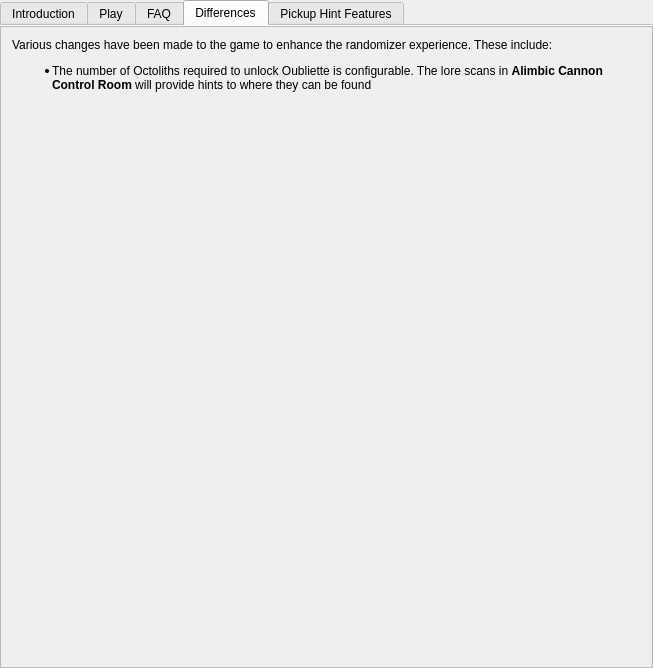
This is randovania/games/prime_hunters/gui/ui_files/games_tab_prime_hunters_widget.ui in randovania/randovania as Qt 5 draws it before an edit. The edited form follows.
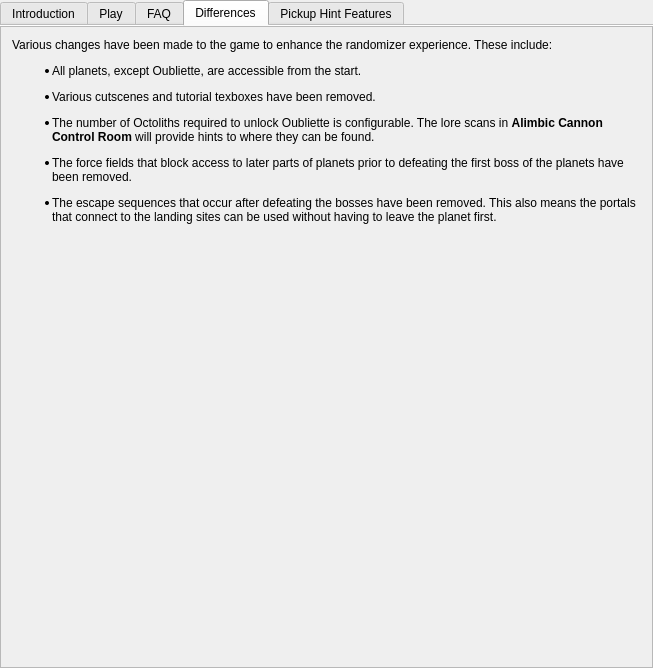
This is the edited form. The open tabs and pages were chosen to show the change. Custom widgets are drawn as their Qt base class.

Commit message: Pickup Hint Features, Differences, Game Page

```diff
--- a/randovania/games/prime_hunters/gui/ui_files/games_tab_prime_hunters_widget.ui
+++ b/randovania/games/prime_hunters/gui/ui_files/games_tab_prime_hunters_widget.ui
@@ -152,7 +152,7 @@
         <item row="0" column="0">
          <widget class="QLabel" name="differences_label">
           <property name="text">
-           <string>&lt;html&gt;&lt;head/&gt;&lt;body&gt;&lt;p&gt;Various changes have been made to the game to enhance the randomizer experience. These include:&lt;/p&gt;&lt;ul style=&quot;margin-top: 0px; margin-bottom: 0px; margin-left: 0px; margin-right: 0px; -qt-list-indent: 1;&quot;&gt;&lt;li style=&quot; margin-top:12px; margin-bottom:12px; margin-left:0px; margin-right:0px; -qt-block-indent:0; text-indent:0px;&quot;&gt;The number of Octoliths required to unlock Oubliette is configurable. The lore scans in &lt;span style=&quot; font-weight:600;&quot;&gt;Alimbic Cannon Control Room&lt;/span&gt; will provide hints to where they can be found&lt;br/&gt;&lt;/li&gt;&lt;/ul&gt;&lt;/body&gt;&lt;/html&gt;</string>
+           <string>&lt;html&gt;&lt;head/&gt;&lt;body&gt;&lt;p&gt;Various changes have been made to the game to enhance the randomizer experience. These include:&lt;/p&gt;&lt;ul style=&quot;margin-top: 0px; margin-bottom: 0px; margin-left: 0px; margin-right: 0px; -qt-list-indent: 1;&quot;&gt;&lt;li style=&quot; margin-top:12px; margin-bottom:12px; margin-left:0px; margin-right:0px; -qt-block-indent:0; text-indent:0px;&quot;&gt;All planets, except Oubliette, are accessible from the start.&lt;/li&gt;&lt;ul style=&quot;margin-top: 0px; margin-bottom: 0px; margin-left: 0px; margin-right: 0px; -qt-list-indent: 1;&quot;&gt;&lt;li style=&quot; margin-top:12px; margin-bottom:12px; margin-left:0px; margin-right:0px; -qt-block-indent:0; text-indent:0px;&quot;&gt;Various cutscenes and tutorial texboxes have been removed.&lt;/li&gt;&lt;/ul&gt;&lt;li style=&quot; margin-top:12px; margin-bottom:12px; margin-left:0px; margin-right:0px; -qt-block-indent:0; text-indent:0px;&quot;&gt;The number of Octoliths required to unlock Oubliette is configurable. The lore scans in &lt;span style=&quot; font-weight:600;&quot;&gt;Alimbic Cannon Control Room&lt;/span&gt; will provide hints to where they can be found.&lt;/li&gt;&lt;li style=&quot; margin-top:12px; margin-bottom:12px; margin-left:0px; margin-right:0px; -qt-block-indent:0; text-indent:0px;&quot;&gt;The force fields that block access to later parts of planets prior to defeating the first boss of the planets have been removed.&lt;/li&gt;&lt;li style=&quot; margin-top:12px; margin-bottom:12px; margin-left:0px; margin-right:0px; -qt-block-indent:0; text-indent:0px;&quot;&gt;The escape sequences that occur after defeating the bosses have been removed. This also means the portals that connect to the landing sites can be used without having to leave the planet first.&lt;/li&gt;&lt;/ul&gt;&lt;/body&gt;&lt;/html&gt;</string>
           </property>
           <property name="alignment">
            <set>Qt::AlignLeading|Qt::AlignLeft|Qt::AlignTop</set>
```
The commit also changes 3 other files.
